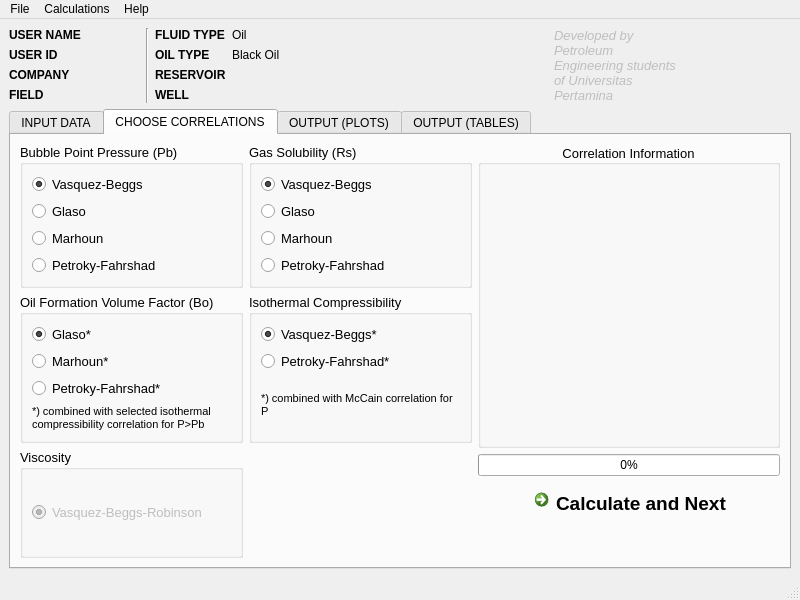
Old version of the form guikorelasi.ui in the repository mochnaufals/pvt-calculator-fr.
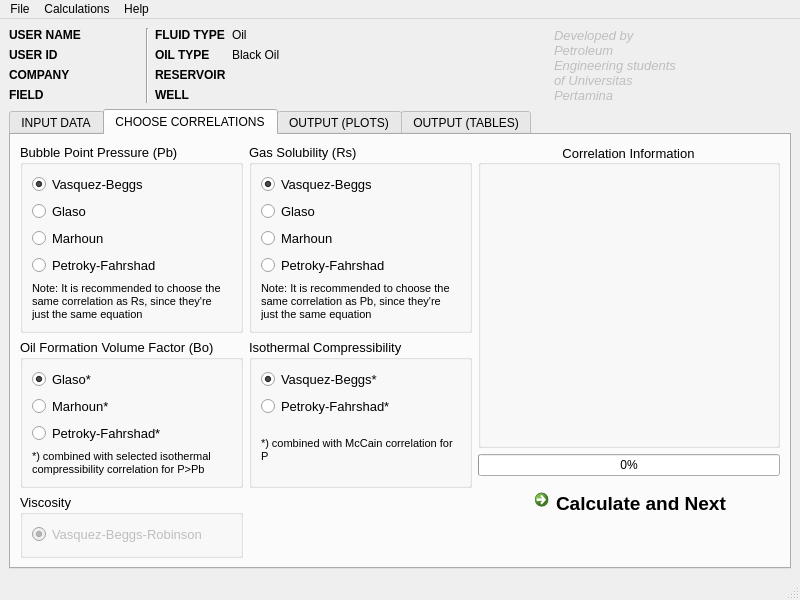
New version of the form. The open tabs and pages were chosen to show the change. Icons and pictures are not drawn.

```diff
--- a/guikorelasi.ui
+++ b/guikorelasi.ui
@@ -787,6 +787,22 @@
                  </property>
                 </widget>
                </item>
+               <item>
+                <widget class="QLabel" name="label_10">
+                 <property name="font">
+                  <font>
+                   <family>Segoe UI</family>
+                   <pointsize>8</pointsize>
+                  </font>
+                 </property>
+                 <property name="text">
+                  <string>Note: It is recommended to choose the same correlation as Pb, since they're just the same equation</string>
+                 </property>
+                 <property name="wordWrap">
+                  <bool>true</bool>
+                 </property>
+                </widget>
+               </item>
               </layout>
              </widget>
             </item>
@@ -833,6 +849,22 @@
                  </property>
                 </widget>
                </item>
+               <item>
+                <widget class="QLabel" name="label_12">
+                 <property name="font">
+                  <font>
+                   <family>Segoe UI</family>
+                   <pointsize>8</pointsize>
+                  </font>
+                 </property>
+                 <property name="text">
+                  <string>Note: It is recommended to choose the same correlation as Rs, since they're just the same equation</string>
+                 </property>
+                 <property name="wordWrap">
+                  <bool>true</bool>
+                 </property>
+                </widget>
+               </item>
               </layout>
              </widget>
             </item>
```
